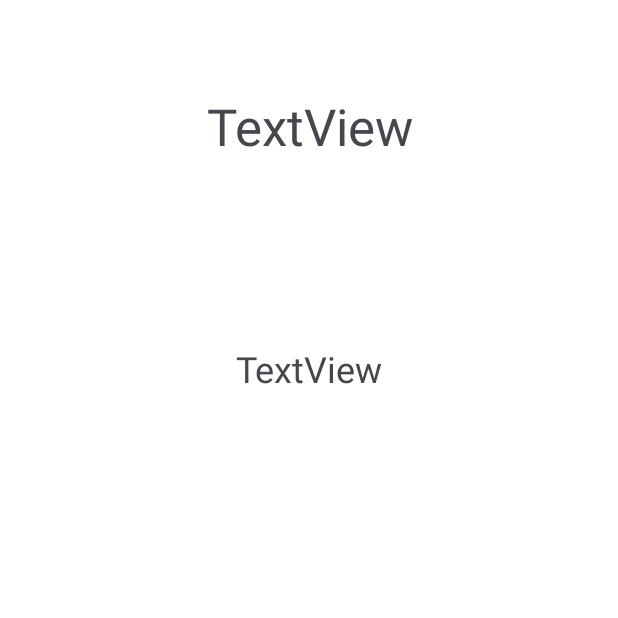
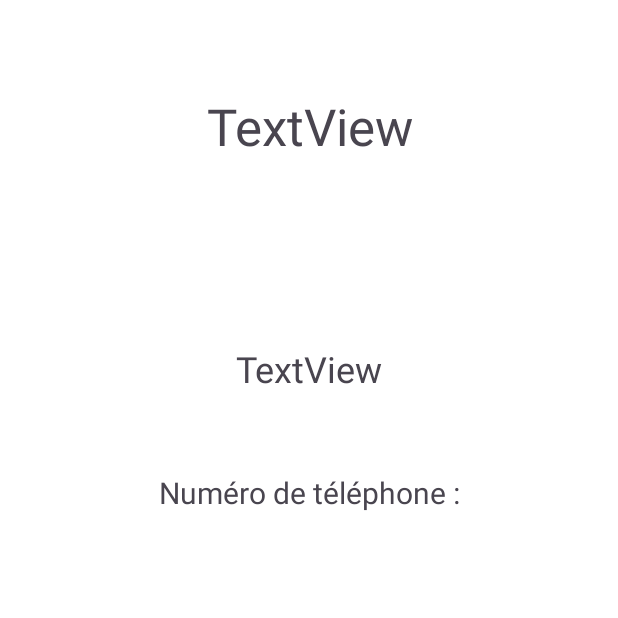
Before and after one commit to MatthiasEllero/TP_LeBonCoin, an Android app: the AdViewActivity screen opened directly, with no data from a screen before it, on a phone screen of 412 x 824 dp, the top half of it. Run offline under Robolectric (Android 15) with nearby library versions, the phone set to English and light mode, and no system bars; pictures from the network do not load.

Commit message:
Commit Ajout champs phone - AddView.xml

```diff
--- a/app/src/main/java/com/example/tp_leboncoin/AdViewActivity.java
+++ b/app/src/main/java/com/example/tp_leboncoin/AdViewActivity.java
@@ -35,6 +35,7 @@ public class AdViewActivity extends AppCompatActivity {
                 ImageView imageView = findViewById(R.id.adImageView);
                 TextView titleTextView = findViewById(R.id.adTitleTextView);
                 TextView addressTextView = findViewById(R.id.adAddressTextView);
+                TextView phoneTextView = findViewById(R.id.adPhoneTextView); // Ajout du champ téléphone
 
                 Glide.with(this)
                         .load(adModel.getImage())
@@ -42,6 +43,7 @@ public class AdViewActivity extends AppCompatActivity {
 
                 titleTextView.setText(adModel.getTitle());
                 addressTextView.setText(adModel.getAddress());
+                phoneTextView.setText(adModel.getPhone()); // Afficher le numéro de téléphone
             }
         }
     }
--- a/app/src/main/res/layout/activity_ad_view.xml
+++ b/app/src/main/res/layout/activity_ad_view.xml
@@ -46,5 +46,16 @@
             android:text="TextView"
             android:textAlignment="center"
             android:textSize="24sp" />
+
+        <!-- Ajout du champ téléphone -->
+        <TextView
+            android:id="@+id/adPhoneTextView"
+            android:layout_width="match_parent"
+            android:layout_height="wrap_content"
+            android:layout_marginTop="16dp"
+            android:text="Numéro de téléphone :"
+            android:textAlignment="center"
+            android:textSize="20sp" />
+
     </LinearLayout>
 </androidx.constraintlayout.widget.ConstraintLayout>
```
